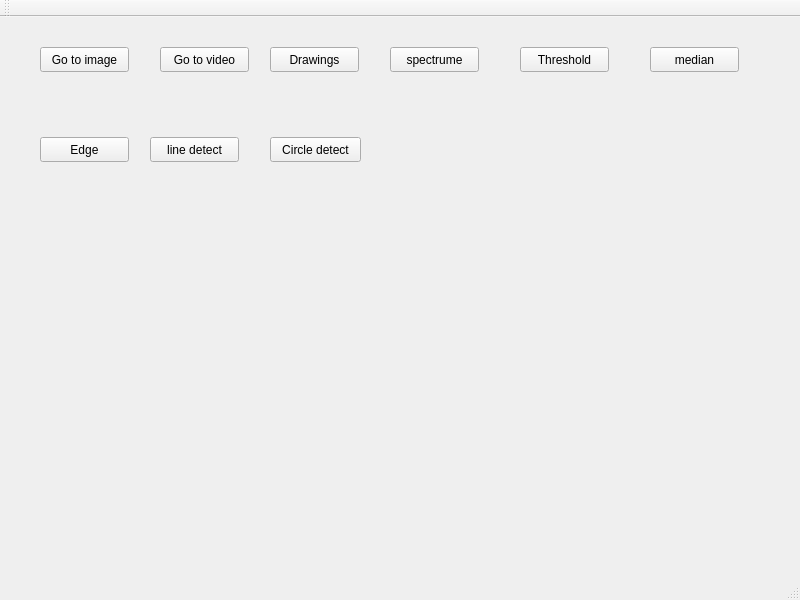
Old version of the form OpenCV/mainwindow.ui in the repository Bardia-Geimadil/-.
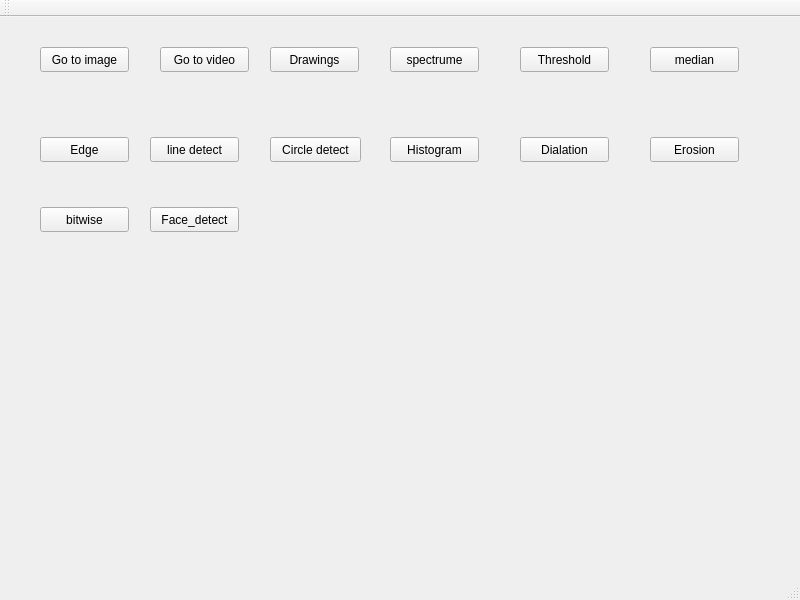
New version of the form.

The edit to the form file:
```diff
--- a/OpenCV/mainwindow.ui
+++ b/OpenCV/mainwindow.ui
@@ -131,6 +131,71 @@
      <string>Circle detect</string>
     </property>
    </widget>
+   <widget class="QPushButton" name="histogram_btn">
+    <property name="geometry">
+     <rect>
+      <x>390</x>
+      <y>120</y>
+      <width>89</width>
+      <height>25</height>
+     </rect>
+    </property>
+    <property name="text">
+     <string>Histogram</string>
+    </property>
+   </widget>
+   <widget class="QPushButton" name="dialation_btn">
+    <property name="geometry">
+     <rect>
+      <x>520</x>
+      <y>120</y>
+      <width>89</width>
+      <height>25</height>
+     </rect>
+    </property>
+    <property name="text">
+     <string>Dialation</string>
+    </property>
+   </widget>
+   <widget class="QPushButton" name="erosion_btn">
+    <property name="geometry">
+     <rect>
+      <x>650</x>
+      <y>120</y>
+      <width>89</width>
+      <height>25</height>
+     </rect>
+    </property>
+    <property name="text">
+     <string>Erosion</string>
+    </property>
+   </widget>
+   <widget class="QPushButton" name="facedetect_btn">
+    <property name="geometry">
+     <rect>
+      <x>150</x>
+      <y>190</y>
+      <width>89</width>
+      <height>25</height>
+     </rect>
+    </property>
+    <property name="text">
+     <string>Face_detect</string>
+    </property>
+   </widget>
+   <widget class="QPushButton" name="bitwise_btn">
+    <property name="geometry">
+     <rect>
+      <x>40</x>
+      <y>190</y>
+      <width>89</width>
+      <height>25</height>
+     </rect>
+    </property>
+    <property name="text">
+     <string>bitwise</string>
+    </property>
+   </widget>
   </widget>
   <widget class="QMenuBar" name="menubar">
    <property name="geometry">
```
